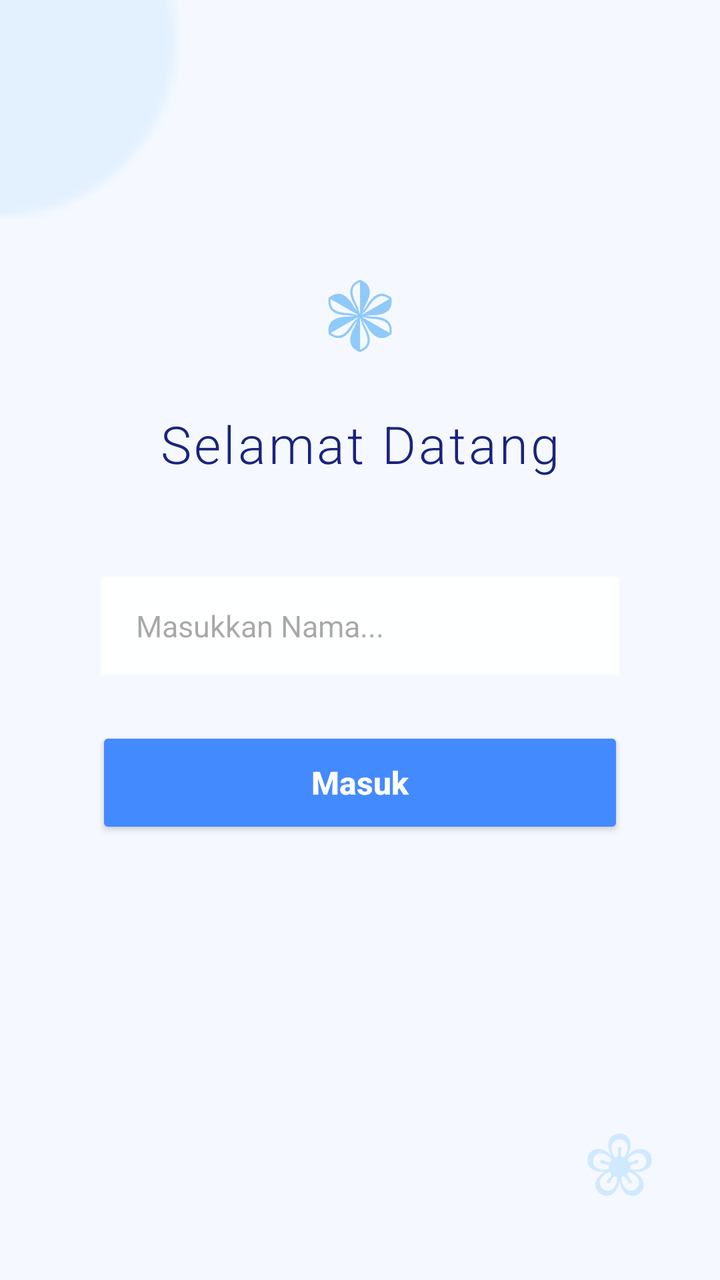
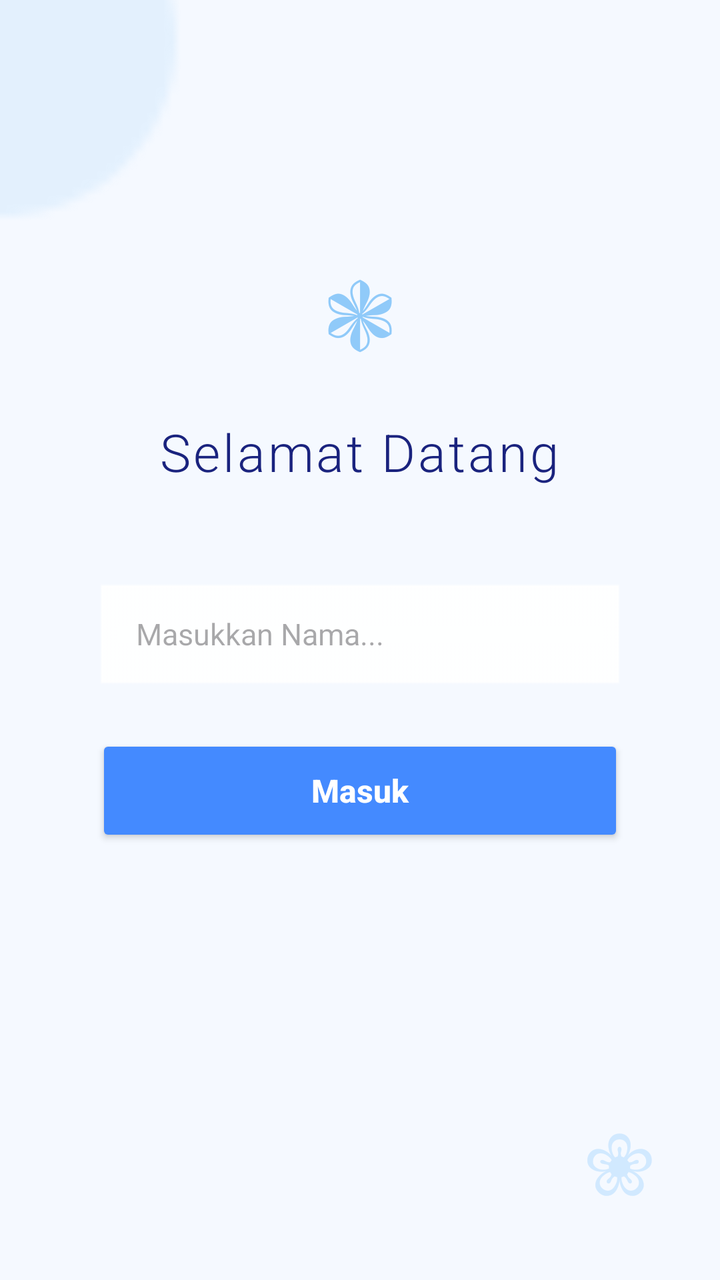

Two renders of the same Android screen: before a commit and after it. Below are the layout's source before the change and the commit's diff.
<!-- AndroidManifest.xml: application theme Theme.NaailaApps -->
<!-- res/layout/activity_second.xml -->
<?xml version="1.0" encoding="utf-8"?>
<androidx.constraintlayout.widget.ConstraintLayout xmlns:android="http://schemas.android.com/apk/res/android"
    xmlns:app="http://schemas.android.com/apk/res-auto"
    xmlns:tools="http://schemas.android.com/tools"
    android:id="@+id/main"
    android:layout_width="match_parent"
    android:layout_height="match_parent"
    android:background="#F5F9FF"
    tools:context=".pertemuan2.SecondActivity">

    <View
        android:id="@+id/decorCircle"
        android:layout_width="200dp"
        android:layout_height="200dp"
        android:layout_marginStart="-100dp"
        android:layout_marginTop="-80dp"
        android:alpha="0.3"
        android:background="@android:drawable/presence_invisible"
        android:backgroundTint="#BBDEFB"
        app:layout_constraintStart_toStartOf="parent"
        app:layout_constraintTop_toTopOf="parent" />

    <TextView
        android:id="@+id/mainFlower"
        android:layout_width="wrap_content"
        android:layout_height="wrap_content"
        android:layout_marginTop="120dp"
        android:text="❃"
        android:textColor="#90CAF9"
        android:textSize="50sp"
        app:layout_constraintEnd_toEndOf="parent"
        app:layout_constraintStart_toStartOf="parent"
        app:layout_constraintTop_toTopOf="parent" />

    <TextView
        android:id="@+id/textViewTitle"
        android:layout_width="wrap_content"
        android:layout_height="wrap_content"
        android:layout_marginTop="16dp"
        android:fontFamily="sans-serif-light"
        android:letterSpacing="0.05"
        android:text="Selamat Datang"
        android:textColor="#1A237E"
        android:textSize="26sp"
        app:layout_constraintEnd_toEndOf="parent"
        app:layout_constraintStart_toStartOf="parent"
        app:layout_constraintTop_toBottomOf="@+id/mainFlower" />

    <EditText
        android:id="@+id/inputNama"
        android:layout_width="0dp"
        android:layout_height="56dp"
        android:layout_marginStart="48dp"
        android:layout_marginTop="48dp"
        android:layout_marginEnd="48dp"
        android:background="@android:drawable/edit_text"
        android:backgroundTint="#FFFFFF"
        android:elevation="2dp"
        android:hint="Masukkan Nama..."
        android:inputType="textPersonName"
        android:paddingStart="20dp"
        android:textColor="#37474F"
        android:textSize="15sp"
        app:layout_constraintEnd_toEndOf="parent"
        app:layout_constraintStart_toStartOf="parent"
        app:layout_constraintTop_toBottomOf="@+id/textViewTitle" />

    <Button
        android:id="@+id/btnSubmit"
        android:layout_width="0dp"
        android:layout_height="56dp"
        android:layout_marginStart="48dp"
        android:layout_marginTop="20dp"
        android:layout_marginEnd="48dp"
        android:backgroundTint="#448AFF"
        android:elevation="4dp"
        android:text="Masuk"
        android:textAllCaps="false"
        android:textColor="#FFFFFF"
        android:textSize="16sp"
        android:textStyle="bold"
        app:cornerRadius="12dp"
        app:layout_constraintEnd_toEndOf="parent"
        app:layout_constraintStart_toStartOf="parent"
        app:layout_constraintTop_toBottomOf="@+id/inputNama" />

    <TextView
        android:layout_width="wrap_content"
        android:layout_height="wrap_content"
        android:layout_marginEnd="32dp"
        android:layout_marginBottom="32dp"
        android:text="❀"
        android:textColor="#D1E9FF"
        android:textSize="40sp"
        app:layout_constraintBottom_toBottomOf="parent"
        app:layout_constraintEnd_toEndOf="parent" />

</androidx.constraintlayout.widget.ConstraintLayout>
<!-- resources referenced by this layout -->
<resources>
  <style name="Theme.NaailaApps" parent="Base.Theme.NaailaApps" />
  <style name="Base.Theme.NaailaApps" parent="Theme.Material3.DayNight.NoActionBar">
          
          
      </style>
</resources>

<!-- the commit's change to res/layout/activity_second.xml (unified diff, before → after) -->
@@ -6,7 +6,7 @@
     android:layout_width="match_parent"
     android:layout_height="match_parent"
     android:background="#F5F9FF"
-    tools:context=".pertemuan2.SecondActivity">
+    tools:context=".pertemuan_2.SecondActivity">
 
     <View
         android:id="@+id/decorCircle"
@@ -36,13 +36,14 @@
         android:id="@+id/textViewTitle"
         android:layout_width="wrap_content"
         android:layout_height="wrap_content"
-        android:layout_marginTop="16dp"
+        android:layout_marginTop="20dp"
         android:fontFamily="sans-serif-light"
         android:letterSpacing="0.05"
         android:text="Selamat Datang"
         android:textColor="#1A237E"
         android:textSize="26sp"
         app:layout_constraintEnd_toEndOf="parent"
+        app:layout_constraintHorizontal_bias="0.497"
         app:layout_constraintStart_toStartOf="parent"
         app:layout_constraintTop_toBottomOf="@+id/mainFlower" />
 
